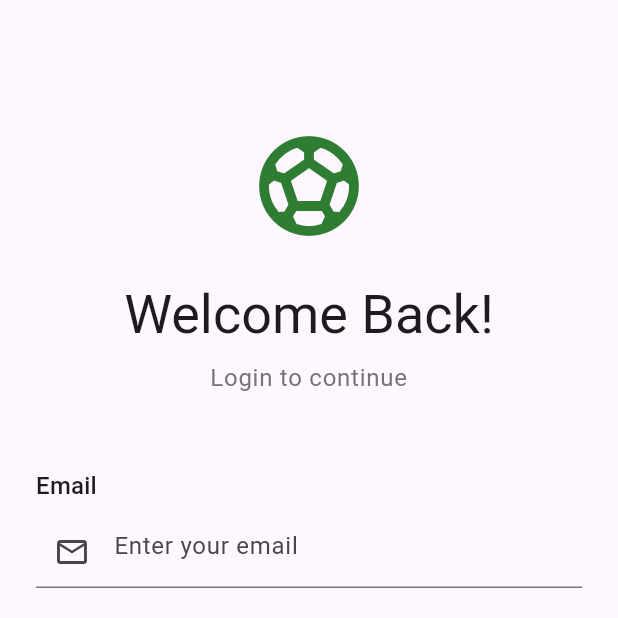
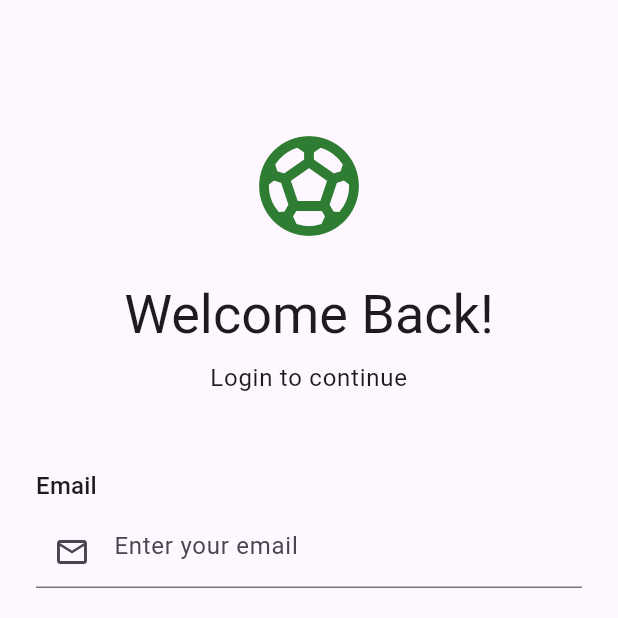
Before and after one commit to nirajandhungel/futsmandu-app, a Flutter app: the screen it shows after launch, on a phone screen of 412 x 824 dp, the top half of it. Run offline on Flutter 3.47's test engine with Material 3 defaults, Android fonts, the phone set to English and light mode, and no system bars; our stand-ins replace dio, equatable, go_router, image_picker, shared_preferences; accounts and stored records are empty; statements that could not run were skipped.

Commit message:
update login

```diff
--- a/lib/screens/auth/login_screen.dart
+++ b/lib/screens/auth/login_screen.dart
@@ -68,7 +68,7 @@ class _LoginScreenState extends State<LoginScreen> {
               children: [
                 const SizedBox(height: 60),
                 // Logo
-                Icon(
+                const Icon(
                   Icons.sports_soccer,
                   size: 80,
                   color: AppTheme.primaryColor,
@@ -84,7 +84,7 @@ class _LoginScreenState extends State<LoginScreen> {
                 Text(
                   'Login to continue',
                   style: Theme.of(context).textTheme.bodyLarge?.copyWith(
-                    color: AppTheme.textSecondary,
+                    color: AppTheme.textSecondaryDark,
                   ),
                   textAlign: TextAlign.center,
                 ),
```
